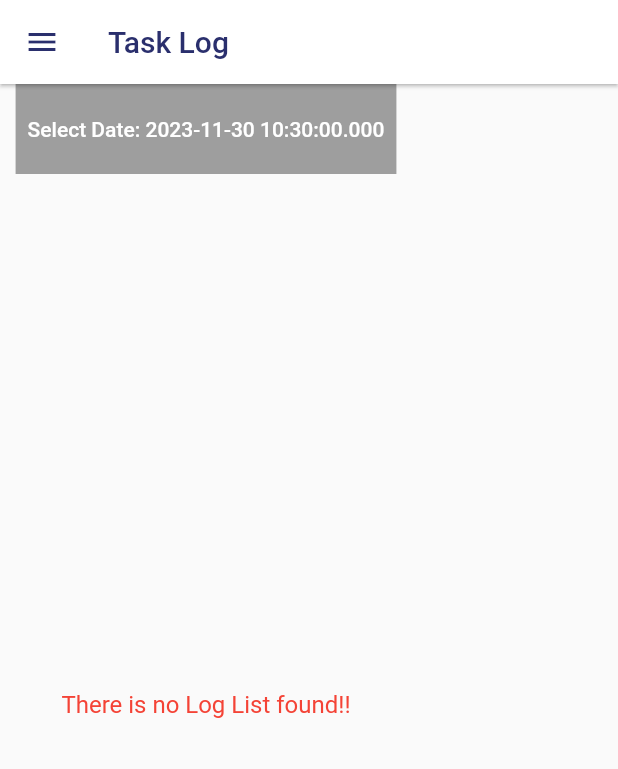
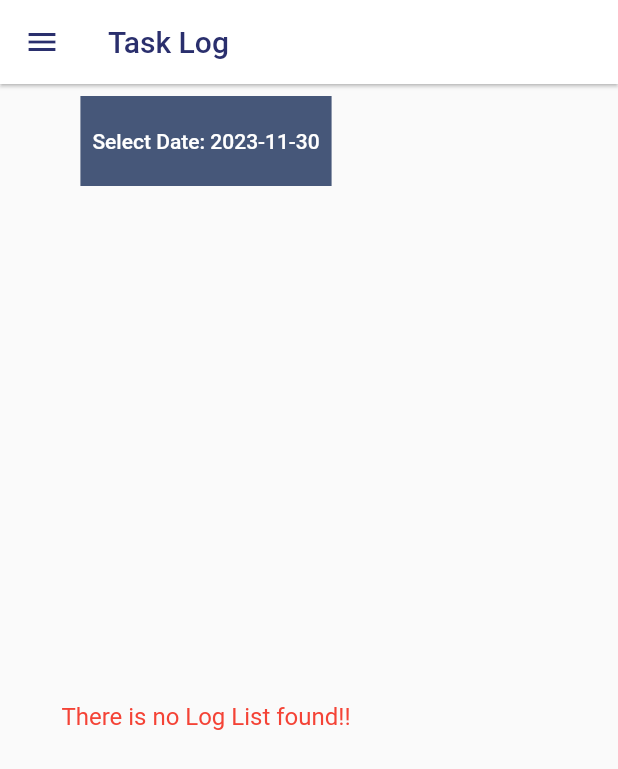
Before and after one commit to CBS-Developments/Workspace_web, a Flutter app: the TaskLogPage screen opened by its route, on a phone screen of 412 x 824 dp. Shown: the top 769 px of the screen. Run offline on Flutter 3.47's test engine with Material 2 defaults, Android fonts, the phone set to English and light mode, and no system bars; our stand-ins replace shared_preferences; missing offline and left inert: dart:js_util, multiselect_formfield; accounts and stored records are empty; network calls fail.

Commit message:
Update taskLogPage.dart

```diff
--- a/workspace_web/lib/pages/taskLogPage.dart
+++ b/workspace_web/lib/pages/taskLogPage.dart
@@ -99,17 +99,21 @@ class _TaskLogPageState extends State<TaskLogPage>  {
             flex: 2,
             child: Column(
               children: [
-                Container(
-                  height: 60,
-                  color: Colors.grey,
-                  child: TextButton(
-                    onPressed: () => _selectDate(context),
-                    child: Text(
-                      'Select Date: ${selectedDate.toLocal()}',
-                      style: TextStyle(color: Colors.white),
+                Padding(
+                  padding: const EdgeInsets.all(8.0),
+                  child: Container(
+                    height: 60,
+                    color: AppColor.appDarkBlue,
+                    child: TextButton(
+                      onPressed: () => _selectDate(context),
+                      child: Text(
+                        'Select Date: ${DateFormat('yyyy-MM-dd').format(selectedDate)}',
+                        style: TextStyle(color: Colors.white),
+                      ),
                     ),
                   ),
                 ),
+
                 Expanded(
                   child: logList.isEmpty
                       ? const Center(
```
